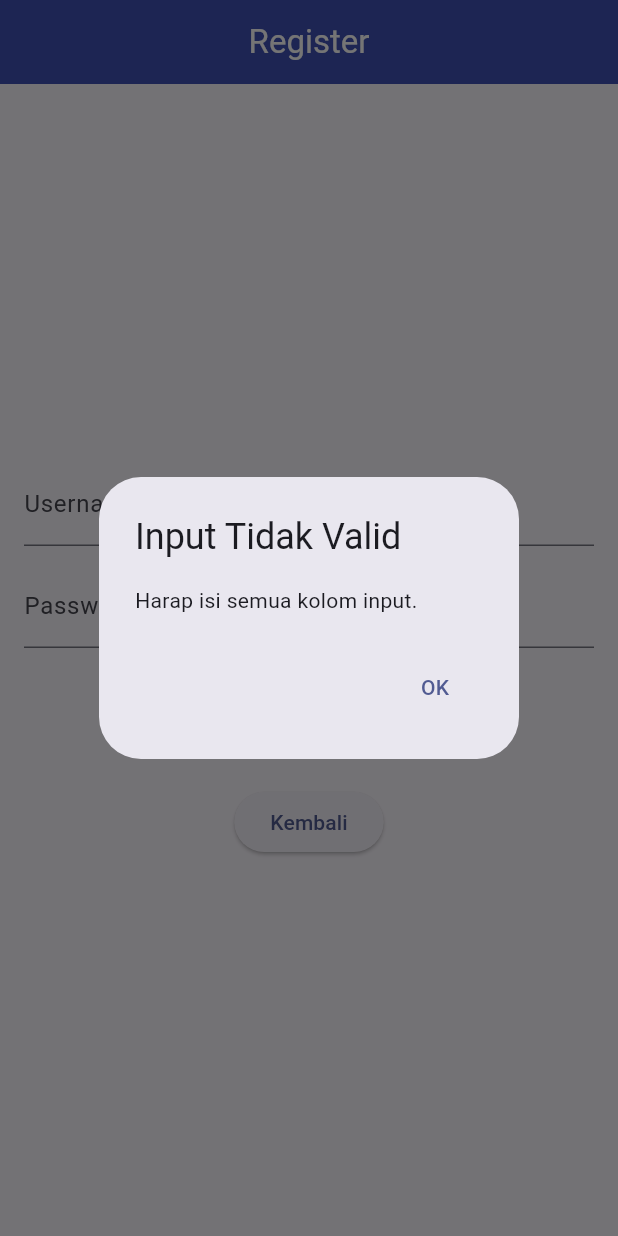
After one commit to MRadhityaUtomo/inventory-mobile, a Flutter app: the RegistrationPage screen opened directly, after a tap on "Register", on a phone screen of 412 x 824 dp. The commit adds this screen. Run offline on Flutter 3.47's test engine with Material 2 defaults, Android fonts, the phone set to English and light mode, and no system bars; missing offline and left inert: pbp_django_auth; network calls fail.

Commit message:
tugas 8 done

```diff
--- /dev/null
+++ b/lib/screens/register.dart
@@ -0,0 +1,137 @@
+import 'package:flutter/material.dart';
+import 'package:inventory_mobile/screens/login.dart';
+import 'package:pbp_django_auth/pbp_django_auth.dart';
+import 'package:provider/provider.dart';
+
+class RegistrationPage extends StatefulWidget {
+  const RegistrationPage({Key? key}) : super(key: key);
+
+  @override
+  _RegistrationPageState createState() => _RegistrationPageState();
+}
+
+class _RegistrationPageState extends State<RegistrationPage> {
+  final TextEditingController _usernameController = TextEditingController();
+  final TextEditingController _passwordController = TextEditingController();
+
+  @override
+  Widget build(BuildContext context) {
+    final request = context.watch<CookieRequest>();
+    return Scaffold(
+          appBar: AppBar(
+            automaticallyImplyLeading: false,
+            title: const Center(
+              child: Text(
+                'Register',
+              ),
+            ),
+            backgroundColor: Colors.indigo,
+            foregroundColor: Colors.white,
+          ),
+      body: Container(
+        padding: const EdgeInsets.all(16.0),
+        child: Column(
+          mainAxisAlignment: MainAxisAlignment.center,
+          children: [
+            TextField(
+              controller: _usernameController,
+              decoration: const InputDecoration(
+                labelText: 'Username',
+              ),
+            ),
+            const SizedBox(height: 12.0),
+            TextField(
+              controller: _passwordController,
+              decoration: const InputDecoration(
+                labelText: 'Password',
+              ),
+              obscureText: true,
+            ),
+            const SizedBox(height: 24.0),
+            ElevatedButton(
+              onPressed: () async {
+                  String username = _usernameController.text;
+                  String password = _passwordController.text;
+                  if (username.isEmpty || password.isEmpty) {
+                    _usernameController.clear();
+                    _passwordController.clear();
+                    showDialog(
+                      context: context,
+                      builder: (context) => AlertDialog(
+                        title: const Text('Input Tidak Valid'),
+                        content: const Text('Harap isi semua kolom input.'),
+                        actions: [
+                          TextButton(
+                            child: const Text('OK'),
+                            onPressed: () {
+                              Navigator.pop(context);
+                            },
+                          ),
+                        ],
+                      ),
+                    );
+                    return; // Stop eksekusi jika input tidak valid
+                  }
+
+                  final response = await request.post("http://127.0.0.1:8000/", {
+                  'username': username,
+                  'password': password,
+                  });
+
+                  bool status = response['status'];
+
+                  if (status == false) {
+                      _usernameController.clear();
+                      _passwordController.clear();
+                      Navigator.pushReplacement(
+                          context,
+                          MaterialPageRoute(builder: (context) => LoginPage()),
+                      );
+                      showDialog(
+                        context: context,
+                        builder: (context) => AlertDialog(
+                            title: const Text('Register Gagal'),
+                            content:
+                                Text(response['message']),
+                            actions: [
+                                TextButton(
+                                    child: const Text('OK'),
+                                    onPressed: () {
+                                        Navigator.pop(context);
+                                    },
+                                ),
+                            ],
+                        ),
+                    );
+                  } else {
+                      _usernameController.clear();
+                      _passwordController.clear();
+                      String message = response['message'];
+                      String uname = response['username'];
+                      Navigator.pushReplacement(
+                          context,
+                          MaterialPageRoute(builder: (context) => LoginPage()),
+                      );
+                      ScaffoldMessenger.of(context)
+                          ..hideCurrentSnackBar()
+                          ..showSnackBar(
+                              SnackBar(content: Text("$message Berhasil membuat akun dengan username $uname.")));
+                  }
+
+              },
+              child: const Text('Register'),
+            ),
+            const SizedBox(height: 20),
+            ElevatedButton(
+              onPressed: () {
+                // Navigasi kembali ketika tombol ditekan
+                Navigator.pop(context);
+              },
+              child: const Text('Kembali'),
+            ),
+          ],
+        ),
+      ),
+    );
+  }
+}
```
Also changed, not shown: lib/screens/item_detail.dart (added, +70 -0 lines), lib/screens/item_show.dart (+12 -0 lines), lib/screens/menu.dart (+3 -18 lines), 1 other file.
